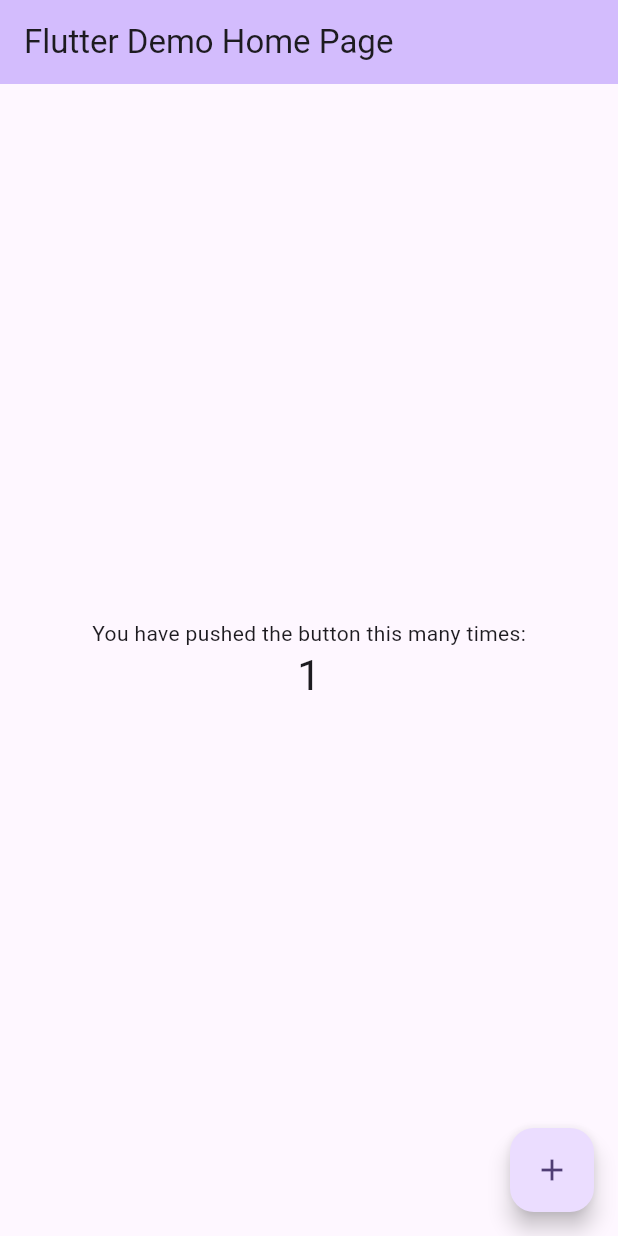
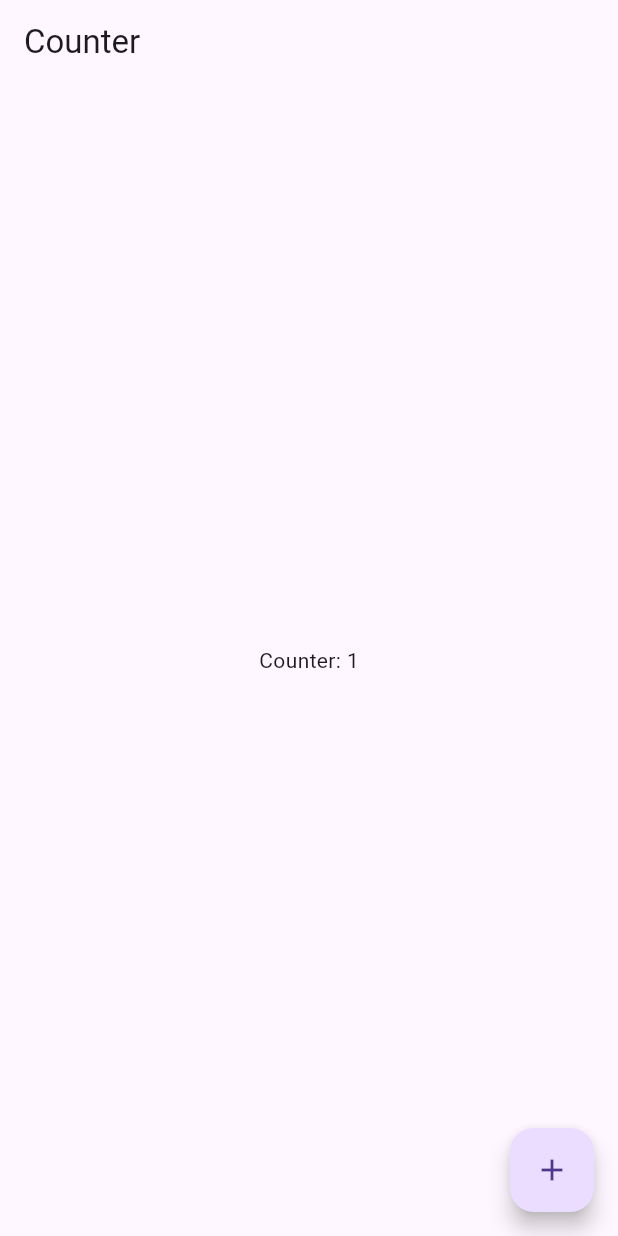
Before and after one commit to Wolphen/flutter_coding, a Flutter app: the screen it shows after launch, after a tap on the "add" icon, on a phone screen of 412 x 824 dp. Run offline on Flutter 3.47's test engine with Material 3 defaults, Android fonts, the phone set to English and light mode, and no system bars.

Commit message:
second initial commit

```diff
--- a/lib/main.dart
+++ b/lib/main.dart
@@ -1,79 +1,52 @@
 import 'package:flutter/material.dart';
+import 'package:provider/provider.dart';
 
+class CounterModel with ChangeNotifier {
+  int _counter = 0;
+  int get counter => _counter;
+
+  void increment() {
+    _counter++;
+    notifyListeners();
+  }
+}
+
+// Utilisation du Provider en haut de l'arborescence
 void main() {
-  runApp(const MyApp());
+  runApp(
+    ChangeNotifierProvider(
+      create: (context) => CounterModel(),
+      child: MyApp(),
+    ),
+  );
 }
 
 class MyApp extends StatelessWidget {
-  const MyApp({super.key});
-
-  // This widget is the root of your application.
   @override
   Widget build(BuildContext context) {
     return MaterialApp(
-      title: 'Flutter Demo',
-      theme: ThemeData(
-
-        colorScheme: ColorScheme.fromSeed(seedColor: Colors.deepPurple),
-        useMaterial3: true,
-      ),
-      home: const MyHomePage(title: 'Flutter Demo Home Page'),
+      home: CounterScreen(),
     );
   }
 }
 
-class MyHomePage extends StatefulWidget {
-  const MyHomePage({super.key, required this.title});
-
-
-
-  final String title;
-
-  @override
-  State<MyHomePage> createState() => _MyHomePageState();
-}
-
-class _MyHomePageState extends State<MyHomePage> {
-  int _counter = 0;
-
-  void _incrementCounter() {
-    setState(() {
-
-      _counter++;
-    });
-  }
-
+class CounterScreen extends StatelessWidget {
   @override
   Widget build(BuildContext context) {
-
     return Scaffold(
-      appBar: AppBar(
-
-        backgroundColor: Theme.of(context).colorScheme.inversePrimary,
-
-        title: Text(widget.title),
-      ),
+      appBar: AppBar(title: Text("Counter")),
       body: Center(
-
-        child: Column(
-
-          mainAxisAlignment: MainAxisAlignment.center,
-          children: <Widget>[
-            const Text(
-              'You have pushed the button this many times:',
-            ),
-            Text(
-              '$_counter',
-              style: Theme.of(context).textTheme.headlineMedium,
-            ),
-          ],
+        // Utilisation du Consumer pour écouter les changements de CounterModel
+        child: Consumer<CounterModel>(
+          builder: (context, counterModel, child) {
+            return Text('Counter: ${counterModel.counter}');
+          },
         ),
       ),
       floatingActionButton: FloatingActionButton(
-        onPressed: _incrementCounter,
-        tooltip: 'Increment',
-        child: const Icon(Icons.add),
-      ), // This trailing comma makes auto-formatting nicer for build methods.
+        onPressed: () => context.read<CounterModel>().increment(),
+        child: Icon(Icons.add),
+      ),
     );
   }
 }
--- a/pubspec.yaml
+++ b/pubspec.yaml
@@ -30,6 +30,10 @@ environment:
 dependencies:
   flutter:
     sdk: flutter
+  provider: ^6.0.0
+  faker: 2.2.0
+  mongo_dart: ^0.10.3
+  fluro: 2.0.5
 
 
   # The following adds the Cupertino Icons font to your application.
```
Also changed, not shown: pubspec.lock.
